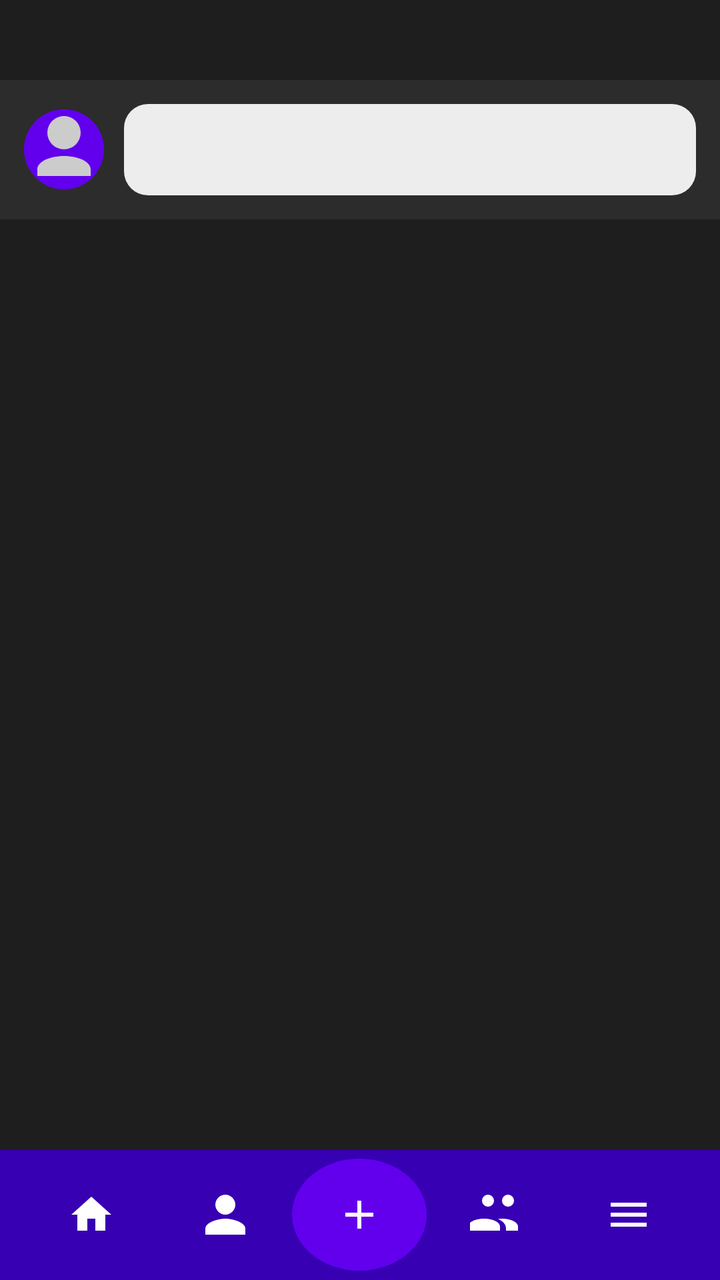
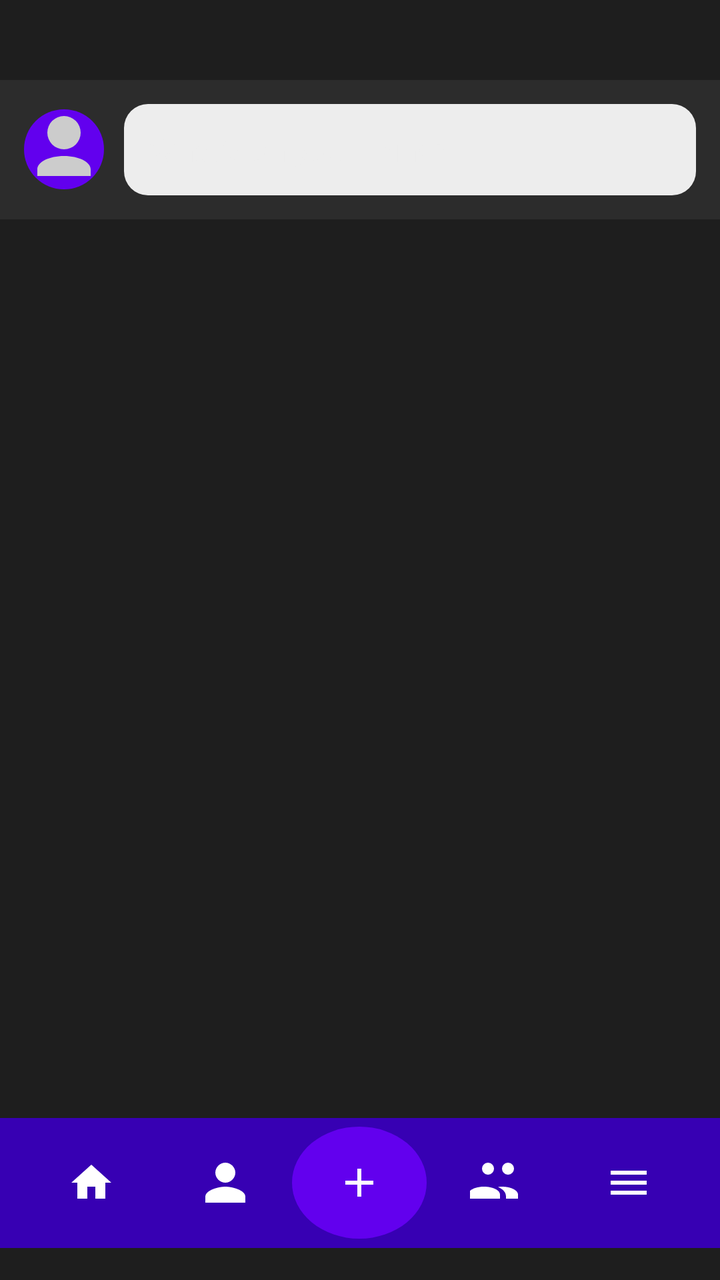

Screens rendered from an Android XML layout before and after an edit, with the pre-edit source and the edit as a unified diff.
<!-- AndroidManifest.xml: application theme Theme.VIRE -->
<!-- res/layout/activity_home.xml -->
<?xml version="1.0" encoding="utf-8"?>
<RelativeLayout
    xmlns:android="http://schemas.android.com/apk/res/android"
    xmlns:app="http://schemas.android.com/apk/res-auto"
    android:layout_width="match_parent"
    android:layout_height="match_parent"
    android:background="@color/darker_gray">

    <View
        android:id="@+id/topSpacer"
        android:layout_width="match_parent"
        android:layout_height="20dp"
        android:background="@android:color/transparent"/>


    
    <LinearLayout
        android:id="@+id/postComposer"
        android:layout_width="match_parent"
        android:layout_height="wrap_content"
        android:orientation="horizontal"
        android:padding="12dp"
        android:background="@color/dark_gray"
        android:gravity="center_vertical"
        android:layout_marginTop="20dp"
        android:layout_below="@id/topSpacer">


    <ImageView
            android:id="@+id/userAvatar"
            android:layout_width="40dp"
            android:layout_height="40dp"
            android:src="@drawable/ic_profile_placeholder"
            android:background="@drawable/circle_bg"
            android:contentDescription="User Avatar"
            android:layout_marginEnd="10dp"/>

        <TextView
            android:id="@+id/createPostPrompt"
            android:layout_width="match_parent"
            android:layout_height="wrap_content"
            android:text="What's on your mind?"
            android:textColor="@color/light_gray"
            android:textSize="16sp"
            android:background="@drawable/search_bar_bg"
            android:padding="12dp"
            android:gravity="center_vertical"/>
    </LinearLayout>

    
    <ListView
        android:id="@+id/feedListView"
        android:layout_width="match_parent"
        android:layout_height="match_parent"
        android:layout_below="@id/postComposer"
        android:layout_above="@id/bottomNav"
        android:divider="@color/dark_blue"
        android:dividerHeight="8dp"
        android:padding="8dp"
        android:layout_marginBottom="4dp"/>

    
    <LinearLayout
        android:id="@+id/bottomNav"
        android:layout_width="match_parent"
        android:layout_height="65dp"
        android:orientation="horizontal"
        android:background="@color/purple_700"
        android:gravity="center"
        android:layout_alignParentBottom="true"
        android:paddingHorizontal="12dp">

        
        <ImageButton
            android:id="@+id/navHome"
            android:layout_width="0dp"
            android:layout_height="wrap_content"
            android:layout_weight="1"
            android:src="@drawable/ic_home"
            android:background="@android:color/transparent"
            android:tint="@android:color/white"
            android:contentDescription="Home"/>

        
        <ImageButton
            android:id="@+id/navProfile"
            android:layout_width="0dp"
            android:layout_height="wrap_content"
            android:layout_weight="1"
            android:src="@drawable/ic_profile"
            android:background="@android:color/transparent"
            android:tint="@android:color/white"
            android:contentDescription="Profile"/>

        
        <ImageButton
            android:id="@+id/navCreatePost"
            android:layout_width="0dp"
            android:layout_height="wrap_content"
            android:layout_weight="1"
            android:src="@drawable/ic_add"
            android:background="@drawable/circle_bg"
            android:tint="@android:color/white"
            android:contentDescription="Create Post"/>

        
        <ImageButton
            android:id="@+id/navFriends"
            android:layout_width="0dp"
            android:layout_height="wrap_content"
            android:layout_weight="1"
            android:src="@drawable/ic_friends"
            android:background="@android:color/transparent"
            android:tint="@android:color/white"
            android:contentDescription="Friends"/>

        
        <ImageButton
            android:id="@+id/navMenu"
            android:layout_width="0dp"
            android:layout_height="wrap_content"
            android:layout_weight="1"
            android:src="@drawable/ic_menu_hamburger"
            android:background="@android:color/transparent"
            android:tint="@android:color/white"
            android:contentDescription="Menu"/>
    </LinearLayout>
</RelativeLayout>
<!-- resources referenced by this layout -->
<resources>
  <color name="dark_blue">#00008B</color>
  <color name="dark_gray">#2C2C2C</color>
  <color name="darker_gray">#1E1E1E</color>
  <color name="light_gray">#EDEDED</color>
  <color name="purple_700">#3700B3</color>
  <!-- drawable circle_bg (drawable) -->
  <?xml version="1.0" encoding="utf-8"?>
  
  <shape xmlns:android="http://schemas.android.com/apk/res/android"
      android:shape="oval">
  
      
      <solid android:color="@color/purple_500"/>
  
      
      <size
          android:width="56dp"
          android:height="56dp"/>
  </shape>
  <!-- drawable ic_add (drawable) -->
  <?xml version="1.0" encoding="utf-8"?>
  <vector xmlns:android="http://schemas.android.com/apk/res/android"
      android:width="24dp"
      android:height="24dp"
      android:viewportWidth="24"
      android:viewportHeight="24">
      <path
          android:fillColor="#FFFFFF"
          android:pathData="M19,13h-6v6h-2v-6H5v-2h6V5h2v6h6v2z"/>
  </vector>
  <!-- drawable ic_home (drawable) -->
  <?xml version="1.0" encoding="utf-8"?>
  <vector xmlns:android="http://schemas.android.com/apk/res/android"
      android:width="24dp" android:height="24dp"
      android:viewportWidth="24" android:viewportHeight="24">
      <path
          android:fillColor="#000000"
          android:pathData="M10,20v-6h4v6h5v-8h3L12,3 2,12h3v8z"/>
  </vector>
  <!-- drawable ic_menu_hamburger (drawable) -->
  <?xml version="1.0" encoding="utf-8"?>
  <vector xmlns:android="http://schemas.android.com/apk/res/android"
      android:width="24dp"
      android:height="24dp"
      android:viewportWidth="24"
      android:viewportHeight="24">
      <path
          android:fillColor="#000000"
          android:pathData="M3,6h18v2H3V6zM3,11h18v2H3v-2zM3,16h18v2H3v-2z"/>
  </vector>
  <!-- drawable ic_profile (drawable) -->
  <?xml version="1.0" encoding="utf-8"?>
  <vector xmlns:android="http://schemas.android.com/apk/res/android"
      android:width="24dp" android:height="24dp"
      android:viewportWidth="24" android:viewportHeight="24">
      <path
          android:fillColor="#000000"
          android:pathData="M12,12c2.7,0 5-2.3 5-5s-2.3-5 -5-5 -5,2.3 -5,5 2.3,5 5,5zm0,2c-3.3,0 -10,1.7 -10,5v3h20v-3c0-3.3 -6.7-5 -10-5z"/>
  </vector>
  <!-- drawable ic_profile_placeholder (drawable) -->
  <?xml version="1.0" encoding="utf-8"?>
  <vector xmlns:android="http://schemas.android.com/apk/res/android"
      android:width="100dp"
      android:height="100dp"
      android:viewportWidth="24"
      android:viewportHeight="24">
      <path
          android:fillColor="#CCCCCC"
          android:pathData="M12,12a5,5 0 1,0 -5,-5a5,5 0 0,0 5,5zM12,14c-4.42,0 -8,1.79 -8,4v2h16v-2c0,-2.21 -3.58,-4 -8,-4z"/>
  </vector>
  <!-- drawable search_bar_bg (drawable) -->
  <?xml version="1.0" encoding="utf-8"?>
  <shape xmlns:android="http://schemas.android.com/apk/res/android" android:shape="rectangle">
      <solid android:color="@color/light_gray" />
      <corners android:radius="12dp" />
  </shape>
  <style name="Theme.VIRE" parent="Theme.MaterialComponents.DayNight.NoActionBar">
          
          <item name="colorPrimary">#6200EE</item>  
          <item name="colorPrimaryVariant">#3700B3</item>
          <item name="colorOnPrimary">#FFFFFF</item>
          
          <item name="colorSecondary">#03DAC5</item>
          <item name="colorSecondaryVariant">#018786</item>
          <item name="colorOnSecondary">#000000</item>
      </style>
  <color name="purple_500">#6200EE</color>
  <!-- unchanged entries left out for length: 1 -->
</resources>

<!-- the commit's change to res/layout/activity_home.xml (unified diff, before → after) -->
@@ -4,14 +4,15 @@
     xmlns:app="http://schemas.android.com/apk/res-auto"
     android:layout_width="match_parent"
     android:layout_height="match_parent"
-    android:background="@color/darker_gray">
+    android:background="@color/darker_gray"
+    android:fitsSystemWindows="true"
+    android:paddingBottom="16dp">
 
     <View
         android:id="@+id/topSpacer"
         android:layout_width="match_parent"
         android:layout_height="20dp"
         android:background="@android:color/transparent"/>
-
 
     
     <LinearLayout
@@ -25,8 +26,7 @@
         android:layout_marginTop="20dp"
         android:layout_below="@id/topSpacer">
 
-
-    <ImageView
+        <ImageView
             android:id="@+id/userAvatar"
             android:layout_width="40dp"
             android:layout_height="40dp"
